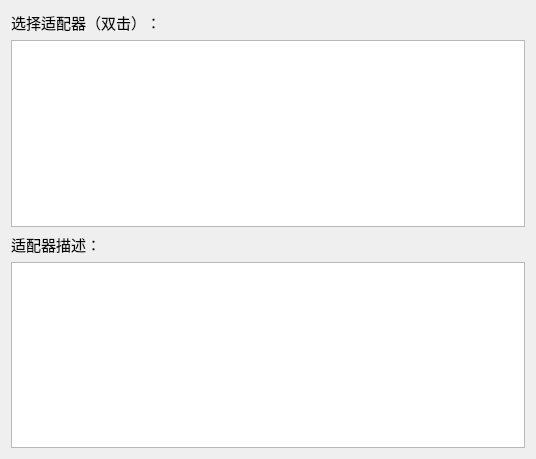
Above: adapter.ui from TcpIpGroup/sniffer before the change. Below: the same form after it.
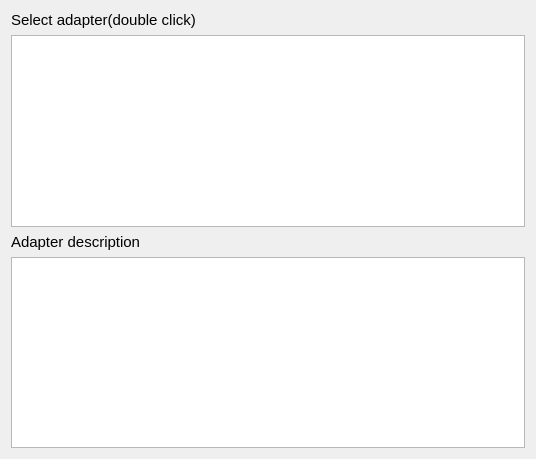
That is the form after the change.

```diff
--- a/adapter.ui
+++ b/adapter.ui
@@ -26,7 +26,7 @@
           </font>
          </property>
          <property name="text">
-          <string>选择适配器（双击）：</string>
+          <string>Select adapter(double click)</string>
          </property>
         </widget>
        </item>
@@ -41,7 +41,7 @@
           </font>
          </property>
          <property name="text">
-          <string>适配器描述：</string>
+          <string>Adapter description</string>
          </property>
         </widget>
        </item>
```
Left out of the diff: 2 changed lines with no effect on the pictures.
